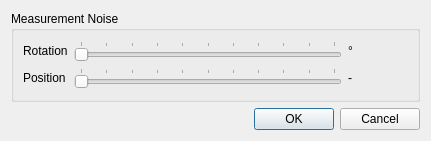
This is filter-kalman/ftnoir_kalman_filtercontrols.ui in opentrack/opentrack as Qt 5 draws it before an edit. The edited form follows.
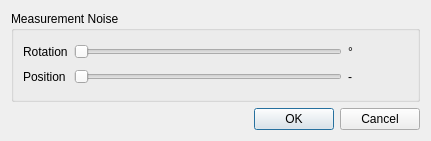
This is the edited form. Icons and pictures are not drawn.

Commit message: filter/kalman: slider resolution shall be limited by pixels on screen, not by quantization of slider values.

```diff
--- a/filter-kalman/ftnoir_kalman_filtercontrols.ui
+++ b/filter-kalman/ftnoir_kalman_filtercontrols.ui
@@ -52,7 +52,7 @@
       <item row="0" column="1">
        <widget class="QSlider" name="noiseRotSlider">
         <property name="maximum">
-         <number>100</number>
+         <number>10000</number>
         </property>
         <property name="singleStep">
          <number>1</number>
@@ -67,7 +67,7 @@
          <bool>false</bool>
         </property>
         <property name="tickPosition">
-         <enum>QSlider::TicksAbove</enum>
+         <enum>QSlider::NoTicks</enum>
         </property>
         <property name="tickInterval">
          <number>10</number>
@@ -84,13 +84,13 @@
       <item row="1" column="1">
        <widget class="QSlider" name="noisePosSlider">
         <property name="maximum">
-         <number>100</number>
+         <number>10000</number>
         </property>
         <property name="orientation">
          <enum>Qt::Horizontal</enum>
         </property>
         <property name="tickPosition">
-         <enum>QSlider::TicksAbove</enum>
+         <enum>QSlider::NoTicks</enum>
         </property>
         <property name="tickInterval">
          <number>10</number>
```
The commit also changes 2 other files.
